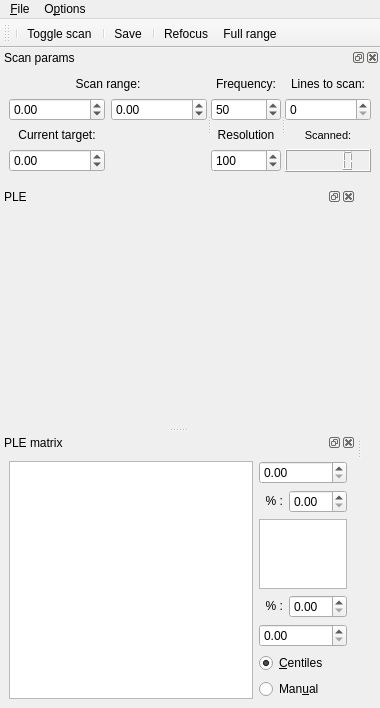
First picture: the form in src/qudi/gui/ple/ple_gui.ui, repository bbuusshh/scudi, before the edit.
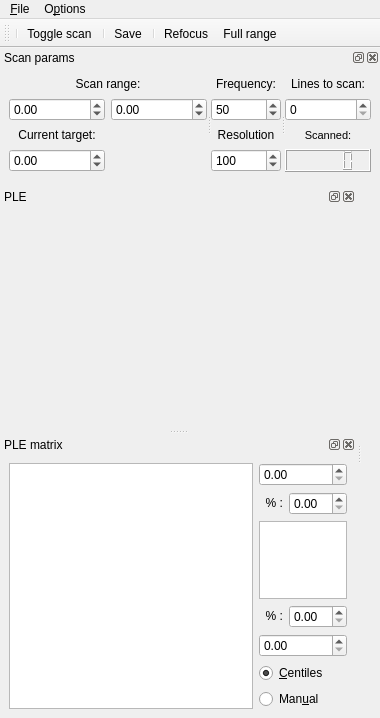
Second picture: the form after the edit. Icons and pictures are not drawn. Custom widgets are drawn as their Qt base class.

Diff of the .ui file:
```diff
--- a/src/qudi/gui/ple/ple_gui.ui
+++ b/src/qudi/gui/ple/ple_gui.ui
@@ -7,7 +7,7 @@
     <x>0</x>
     <y>0</y>
     <width>380</width>
-    <height>692</height>
+    <height>708</height>
    </rect>
   </property>
   <property name="sizePolicy">
@@ -29,7 +29,10 @@
    <string>PLE scan</string>
   </property>
   <property name="tabShape">
-   <enum>QTabWidget::Triangular</enum>
+   <enum>QTabWidget::Rounded</enum>
+  </property>
+  <property name="dockNestingEnabled">
+   <bool>true</bool>
   </property>
   <property name="dockOptions">
    <set>QMainWindow::AllowNestedDocks|QMainWindow::AllowTabbedDocks|QMainWindow::AnimatedDocks</set>
@@ -408,8 +411,8 @@
    </property>
    <property name="minimumSize">
     <size>
-     <width>80</width>
-     <height>240</height>
+     <width>82</width>
+     <height>242</height>
     </size>
    </property>
    <property name="windowTitle">
@@ -449,7 +452,7 @@
    <property name="minimumSize">
     <size>
      <width>178</width>
-     <height>267</height>
+     <height>283</height>
     </size>
    </property>
    <property name="windowTitle">
@@ -627,16 +630,16 @@
   <zorder>ple_matrix_dockWidget</zorder>
  </widget>
  <customwidgets>
+  <customwidget>
+   <class>ScienDSpinBox</class>
+   <extends>QDoubleSpinBox</extends>
+   <header location="global">qudi.util.widgets.scientific_spinbox</header>
+  </customwidget>
   <customwidget>
    <class>PlotWidget</class>
    <extends>QGraphicsView</extends>
    <header>pyqtgraph</header>
   </customwidget>
-  <customwidget>
-   <class>ScienDSpinBox</class>
-   <extends>QDoubleSpinBox</extends>
-   <header>qudi.util.widgets.scientific_spinbox.h</header>
-  </customwidget>
  </customwidgets>
  <tabstops>
   <tabstop>number_of_repeats_SpinBox</tabstop>
```
Left out of the diff: 4 changed lines with no effect on the pictures.
